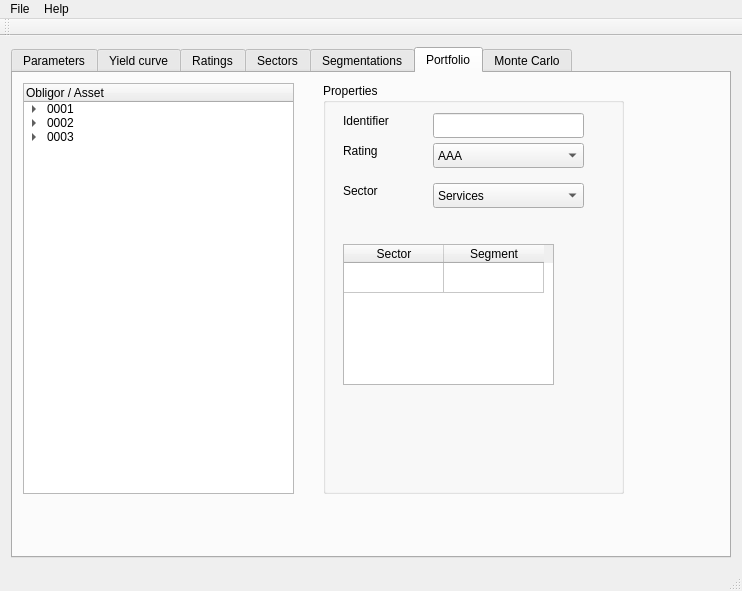
Old version of the form src/gui/MainWindow.ui in the repository torrentg/ccruncher.
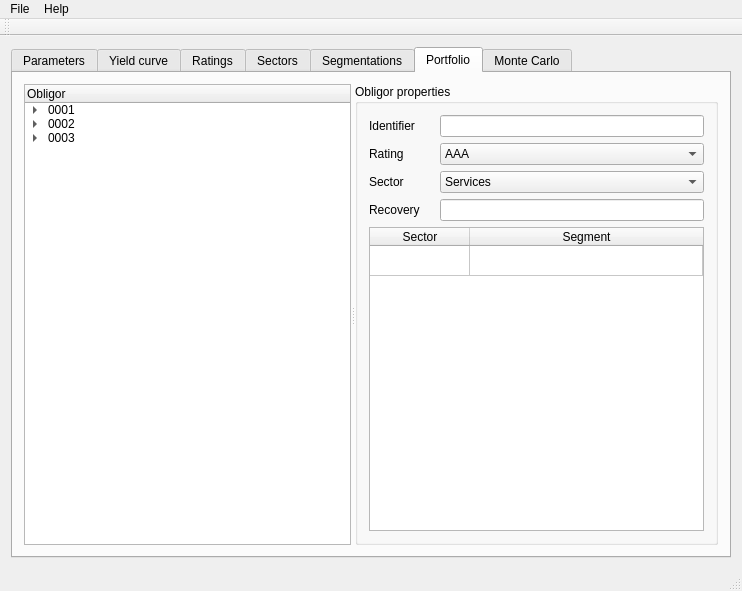
New version of the form. The open tabs and pages were chosen to show the change.

```diff
--- a/src/gui/MainWindow.ui
+++ b/src/gui/MainWindow.ui
@@ -848,18 +848,16 @@
        <attribute name="title">
         <string>Portfolio</string>
        </attribute>
+       <layout class="QGridLayout" name="gridLayout_15">
+        <item row="0" column="0">
+         <widget class="QSplitter" name="splitter_3">
+          <property name="orientation">
+           <enum>Qt::Horizontal</enum>
+          </property>
        <widget class="QTreeWidget" name="treeWidget_2">
-        <property name="geometry">
-         <rect>
-          <x>10</x>
-          <y>10</y>
-          <width>271</width>
-          <height>411</height>
-         </rect>
-        </property>
         <column>
          <property name="text">
-          <string>Obligor / Asset</string>
+             <string>Obligor</string>
          </property>
         </column>
         <item>
@@ -909,39 +907,34 @@
         </item>
        </widget>
        <widget class="QGroupBox" name="groupBox_5">
-        <property name="geometry">
-         <rect>
-          <x>310</x>
-          <y>10</y>
-          <width>301</width>
-          <height>411</height>
-         </rect>
-        </property>
         <property name="title">
-         <string>Properties</string>
-        </property>
+            <string>Obligor properties</string>
+           </property>
+           <layout class="QGridLayout" name="gridLayout_14">
+            <item row="0" column="0">
+             <layout class="QGridLayout" name="gridLayout_13">
+              <property name="horizontalSpacing">
+               <number>20</number>
+              </property>
+              <item row="0" column="0">
+               <widget class="QLabel" name="label_13">
+                <property name="text">
+                 <string>Identifier</string>
+                </property>
+               </widget>
+              </item>
+              <item row="0" column="1">
+               <widget class="QLineEdit" name="lineEdit_2"/>
+              </item>
+              <item row="1" column="0">
         <widget class="QLabel" name="label_12">
-         <property name="geometry">
-          <rect>
-           <x>20</x>
-           <y>60</y>
-           <width>59</width>
-           <height>15</height>
-          </rect>
-         </property>
          <property name="text">
           <string>Rating</string>
          </property>
         </widget>
+              </item>
+              <item row="1" column="1">
         <widget class="QComboBox" name="comboBox_2">
-         <property name="geometry">
-          <rect>
-           <x>110</x>
-           <y>60</y>
-           <width>151</width>
-           <height>25</height>
-          </rect>
-         </property>
          <item>
           <property name="text">
            <string>AAA</string>
@@ -978,38 +971,50 @@
           </property>
          </item>
         </widget>
-        <widget class="QLabel" name="label_13">
-         <property name="geometry">
-          <rect>
-           <x>20</x>
-           <y>30</y>
-           <width>59</width>
-           <height>15</height>
-          </rect>
-         </property>
+              </item>
+              <item row="2" column="0">
+               <widget class="QLabel" name="label_14">
+                <property name="text">
+                 <string>Sector</string>
+                </property>
+               </widget>
+              </item>
+              <item row="2" column="1">
+               <widget class="QComboBox" name="comboBox_3">
+                <item>
          <property name="text">
-          <string>Identifier</string>
-         </property>
-        </widget>
-        <widget class="QLineEdit" name="lineEdit_2">
-         <property name="geometry">
-          <rect>
-           <x>110</x>
-           <y>30</y>
-           <width>151</width>
-           <height>25</height>
-          </rect>
-         </property>
-        </widget>
+                  <string>Services</string>
+                 </property>
+                </item>
+                <item>
+                 <property name="text">
+                  <string>Financial</string>
+                 </property>
+                </item>
+                <item>
+                 <property name="text">
+                  <string>Oil &amp; Gas</string>
+                 </property>
+                </item>
+               </widget>
+              </item>
+              <item row="3" column="0">
+               <widget class="QLabel" name="label_15">
+                <property name="text">
+                 <string>Recovery</string>
+                </property>
+               </widget>
+              </item>
+              <item row="3" column="1">
+               <widget class="QLineEdit" name="lineEdit_3"/>
+              </item>
+             </layout>
+            </item>
+            <item row="1" column="0">
         <widget class="QTableWidget" name="tableWidget_6">
-         <property name="geometry">
-          <rect>
-           <x>20</x>
-           <y>161</y>
-           <width>211</width>
-           <height>141</height>
-          </rect>
-         </property>
+              <attribute name="horizontalHeaderStretchLastSection">
+               <bool>true</bool>
+              </attribute>
          <attribute name="verticalHeaderVisible">
           <bool>false</bool>
          </attribute>
@@ -1029,45 +1034,12 @@
           </property>
          </column>
         </widget>
-        <widget class="QComboBox" name="comboBox_3">
-         <property name="geometry">
-          <rect>
-           <x>110</x>
-           <y>100</y>
-           <width>151</width>
-           <height>25</height>
-          </rect>
-         </property>
-         <item>
-          <property name="text">
-           <string>Services</string>
-          </property>
-         </item>
-         <item>
-          <property name="text">
-           <string>Financial</string>
-          </property>
-         </item>
-         <item>
-          <property name="text">
-           <string>Oil &amp; Gas</string>
-          </property>
-         </item>
-        </widget>
-        <widget class="QLabel" name="label_14">
-         <property name="geometry">
-          <rect>
-           <x>20</x>
-           <y>100</y>
-           <width>59</width>
-           <height>15</height>
-          </rect>
-         </property>
-         <property name="text">
-          <string>Sector</string>
-         </property>
-        </widget>
-       </widget>
+            </item>
+           </layout>
+          </widget>
+         </widget>
+        </item>
+       </layout>
       </widget>
       <widget class="QWidget" name="tab_7">
        <attribute name="title">
```
Left out of the diff: 13 changed lines with no effect on the pictures. Lines whose indentation alone changed are shown as unchanged.
